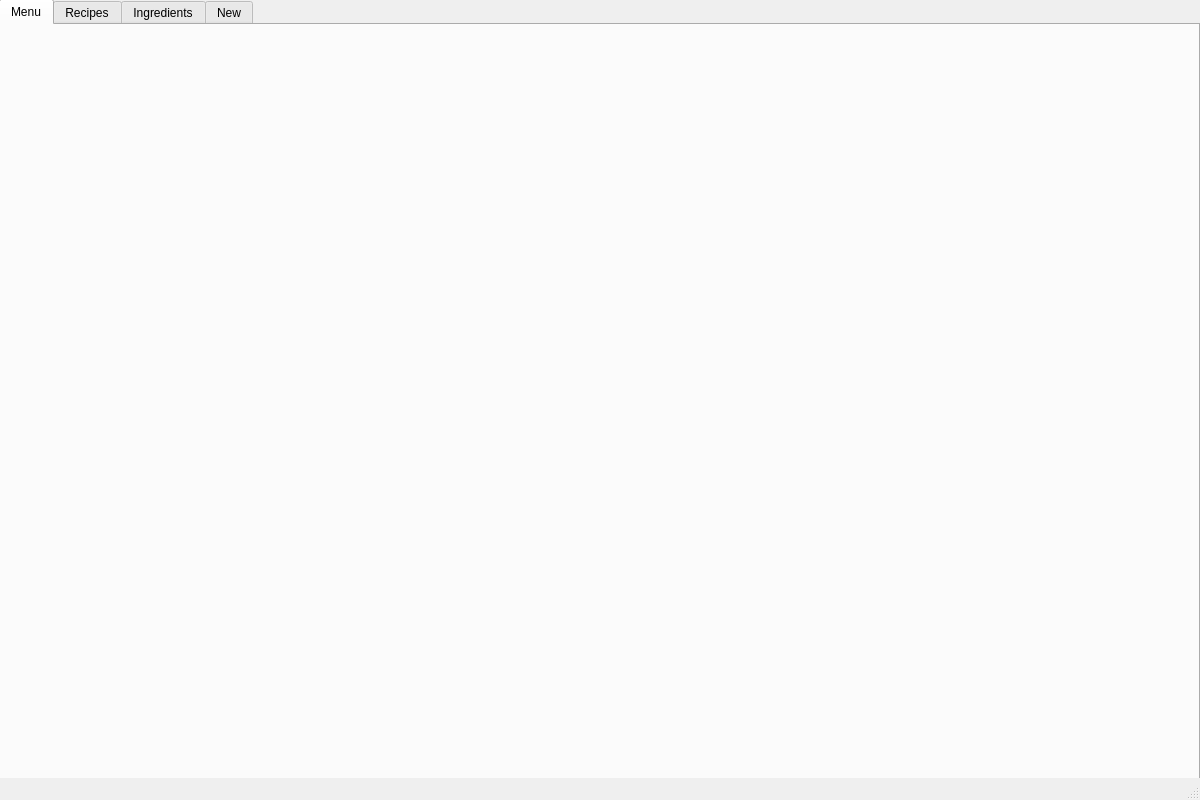
benjaminogles/budget-meal-planner, file dashboard.ui: the form before one commit.
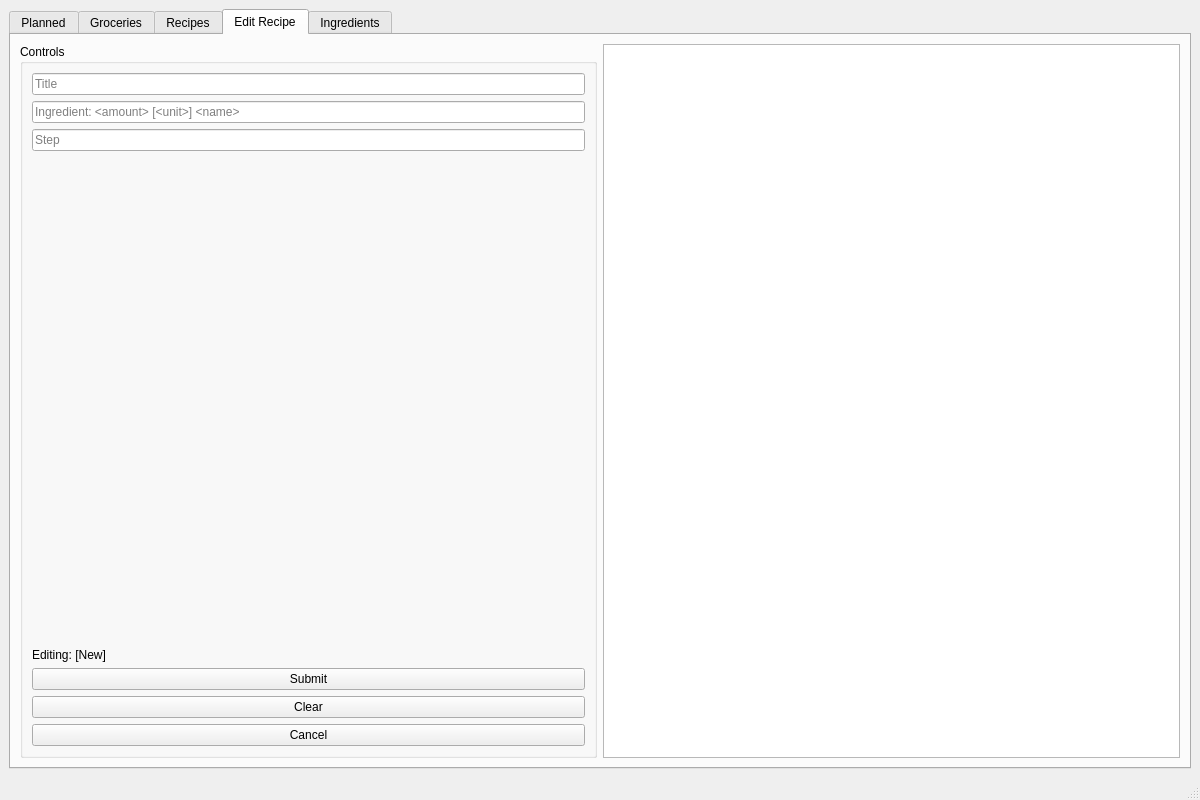
The form after the commit.

Commit message: add and flesh out tabs

```diff
--- a/dashboard.ui
+++ b/dashboard.ui
@@ -14,45 +14,182 @@
    <string>Dashboard</string>
   </property>
   <widget class="QWidget" name="top">
-   <widget class="QWidget" name="verticalLayoutWidget">
-    <property name="geometry">
-     <rect>
-      <x>-1</x>
-      <y>-1</y>
-      <width>1201</width>
-      <height>781</height>
-     </rect>
-    </property>
-    <layout class="QVBoxLayout" name="topLayout">
-     <item>
-      <widget class="QTabWidget" name="tabs">
-       <property name="currentIndex">
-        <number>0</number>
-       </property>
-       <widget class="QWidget" name="menuTab">
-        <attribute name="title">
-         <string>Menu</string>
-        </attribute>
-       </widget>
-       <widget class="QWidget" name="recipesTab">
-        <attribute name="title">
-         <string>Recipes</string>
-        </attribute>
-       </widget>
-       <widget class="QWidget" name="ingredientsTab">
-        <attribute name="title">
-         <string>Ingredients</string>
-        </attribute>
-       </widget>
-       <widget class="QWidget" name="newRecipeTab">
-        <attribute name="title">
-         <string>New</string>
-        </attribute>
-       </widget>
+   <layout class="QVBoxLayout" name="verticalLayout">
+    <item>
+     <widget class="QTabWidget" name="tabs">
+      <property name="currentIndex">
+       <number>3</number>
+      </property>
+      <widget class="QWidget" name="plannedTab">
+       <attribute name="title">
+        <string>Planned</string>
+       </attribute>
+       <layout class="QVBoxLayout" name="verticalLayout_2">
+        <item>
+         <widget class="QColumnView" name="suggestionsView"/>
+        </item>
+        <item>
+         <widget class="QColumnView" name="plannedView"/>
+        </item>
+       </layout>
       </widget>
-     </item>
-    </layout>
-   </widget>
+      <widget class="QWidget" name="groceriesTab">
+       <attribute name="title">
+        <string>Groceries</string>
+       </attribute>
+       <layout class="QHBoxLayout" name="horizontalLayout">
+        <item>
+         <widget class="QGroupBox" name="groceriesControl">
+          <property name="title">
+           <string>Actions</string>
+          </property>
+          <layout class="QVBoxLayout" name="verticalLayout_3">
+           <item>
+            <widget class="QLineEdit" name="leGrocery">
+             <property name="placeholderText">
+              <string>Add: &lt;amount&gt; [&lt;unit&gt;] &lt;name&gt;</string>
+             </property>
+            </widget>
+           </item>
+           <item>
+            <widget class="QPushButton" name="bResetGroceries">
+             <property name="text">
+              <string>Reset</string>
+             </property>
+            </widget>
+           </item>
+           <item>
+            <widget class="QPushButton" name="bClearGroceries">
+             <property name="text">
+              <string>Clear</string>
+             </property>
+            </widget>
+           </item>
+           <item>
+            <spacer name="groceriesControlSpacer">
+             <property name="orientation">
+              <enum>Qt::Vertical</enum>
+             </property>
+             <property name="sizeHint" stdset="0">
+              <size>
+               <width>20</width>
+               <height>40</height>
+              </size>
+             </property>
+            </spacer>
+           </item>
+          </layout>
+         </widget>
+        </item>
+        <item>
+         <widget class="QTableView" name="groceriesView"/>
+        </item>
+       </layout>
+      </widget>
+      <widget class="QWidget" name="recipesTab">
+       <attribute name="title">
+        <string>Recipes</string>
+       </attribute>
+       <layout class="QVBoxLayout" name="verticalLayout_4">
+        <item>
+         <widget class="QTableView" name="recipesView"/>
+        </item>
+       </layout>
+      </widget>
+      <widget class="QWidget" name="editRecipeTab">
+       <attribute name="title">
+        <string>Edit Recipe</string>
+       </attribute>
+       <layout class="QHBoxLayout" name="horizontalLayout_2">
+        <item>
+         <widget class="QGroupBox" name="editRecipeControls">
+          <property name="title">
+           <string>Controls</string>
+          </property>
+          <layout class="QVBoxLayout" name="verticalLayout_6">
+           <item>
+            <widget class="QLineEdit" name="leRecipeTitle">
+             <property name="placeholderText">
+              <string>Title</string>
+             </property>
+            </widget>
+           </item>
+           <item>
+            <widget class="QLineEdit" name="leRecipeStep">
+             <property name="placeholderText">
+              <string>Ingredient: &lt;amount&gt; [&lt;unit&gt;] &lt;name&gt;</string>
+             </property>
+            </widget>
+           </item>
+           <item>
+            <widget class="QLineEdit" name="leRecipeIngredient">
+             <property name="placeholderText">
+              <string>Step</string>
+             </property>
+            </widget>
+           </item>
+           <item>
+            <spacer name="editRecipeControlsSpacer">
+             <property name="orientation">
+              <enum>Qt::Vertical</enum>
+             </property>
+             <property name="sizeHint" stdset="0">
+              <size>
+               <width>20</width>
+               <height>40</height>
+              </size>
+             </property>
+            </spacer>
+           </item>
+           <item>
+            <widget class="QLabel" name="label">
+             <property name="text">
+              <string>Editing: [New]</string>
+             </property>
+            </widget>
+           </item>
+           <item>
+            <widget class="QPushButton" name="bSubmitRecipe">
+             <property name="text">
+              <string>Submit</string>
+             </property>
+            </widget>
+           </item>
+           <item>
+            <widget class="QPushButton" name="bClearRecipe">
+             <property name="text">
+              <string>Clear</string>
+             </property>
+            </widget>
+           </item>
+           <item>
+            <widget class="QPushButton" name="bCancelRecipe">
+             <property name="text">
+              <string>Cancel</string>
+             </property>
+            </widget>
+           </item>
+          </layout>
+         </widget>
+        </item>
+        <item>
+         <widget class="QTableView" name="editRecipeView"/>
+        </item>
+       </layout>
+      </widget>
+      <widget class="QWidget" name="ingredientsTab">
+       <attribute name="title">
+        <string>Ingredients</string>
+       </attribute>
+       <layout class="QVBoxLayout" name="verticalLayout_5">
+        <item>
+         <widget class="QTableView" name="ingredientsView"/>
+        </item>
+       </layout>
+      </widget>
+     </widget>
+    </item>
+   </layout>
   </widget>
   <widget class="QMenuBar" name="menubar">
    <property name="geometry">
```
